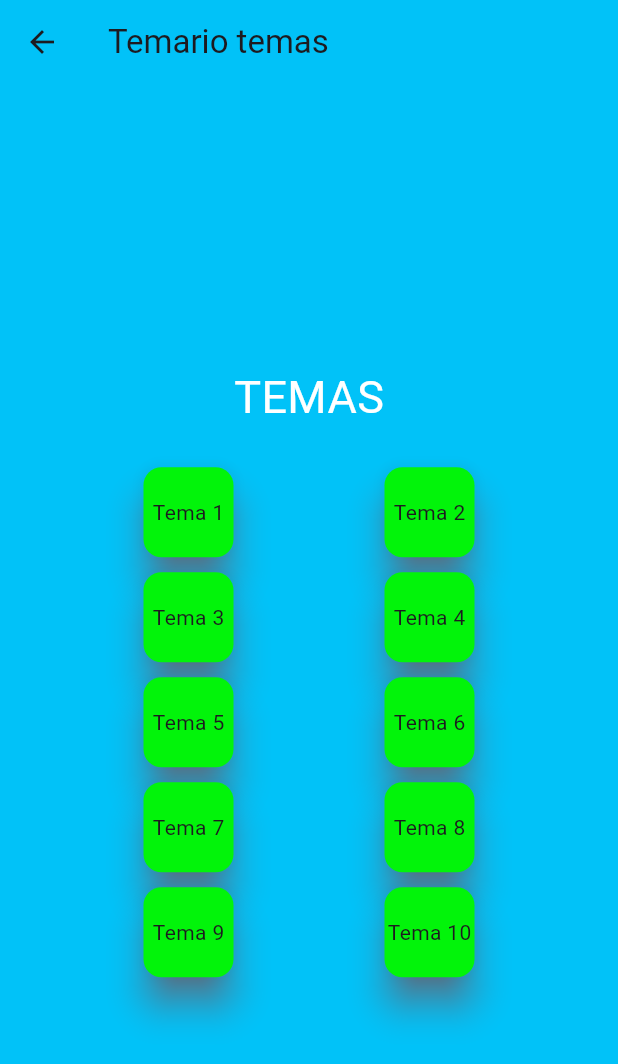
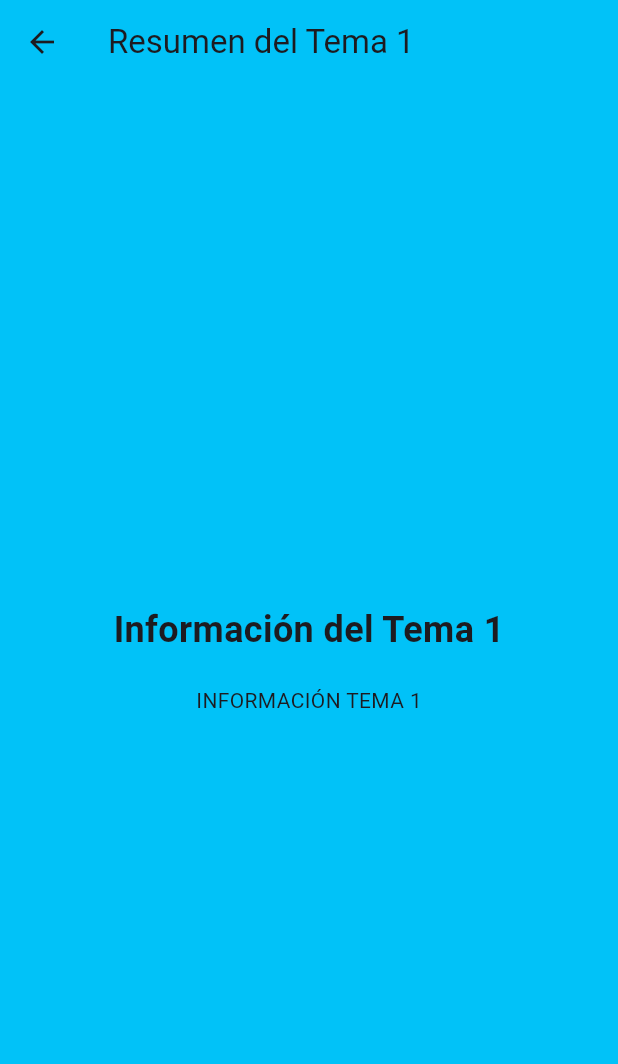
Before and after one commit to AChacon97/oposiciones, a Flutter app: the Temario_temas screen opened directly, after a tap on "Tema 1", on a phone screen of 412 x 824 dp. Shown: the top 1064 px of the screen. Run offline on Flutter 3.47's test engine with Material 3 defaults, Android fonts, the phone set to English and light mode, and no system bars; our stand-ins replace firebase_core; accounts and stored records are empty.

Commit message:
actualización de pantallas

```diff
--- a/appoposiciones/lib/respuestas_temario.dart
+++ b/appoposiciones/lib/respuestas_temario.dart
@@ -0,0 +1,37 @@
+import 'package:flutter/material.dart';
+
+class RespuestasTemario extends StatelessWidget {
+  final String nombre;
+
+  const RespuestasTemario({super.key, required this.nombre}); /* Como vemos aquí se le pasa el parametro nombre que ya sabe el tema
+                                                            que hemos seleccionado anteriormente*/
+
+  @override
+  Widget build(BuildContext context) {
+    return Scaffold(
+      appBar: AppBar(
+        title: Text('Resumen del $nombre'),
+        backgroundColor: const Color.fromARGB(255, 1, 194, 248),
+      ),
+      backgroundColor: const Color.fromARGB(255, 1, 194, 248),
+      body: Center(
+        child: SingleChildScrollView(
+          child: Column(
+            mainAxisAlignment: MainAxisAlignment.center,
+            children:<Widget>[
+              Text('Información del $nombre',
+              style: TextStyle(fontSize: 24, fontWeight: FontWeight.bold),
+              ),
+              SizedBox(height: 20.0),
+              if (nombre == 'Tema 1')...[
+                Text('INFORMACIÓN TEMA 1')
+              ]else if (nombre == 'Tema 2')...[
+                Text('INFORMACIÓN TEMA 2')
+              ]
+            ],
+          ),
+        ),
+      ),
+    );
+  }
+}
--- a/appoposiciones/lib/temario_temas.dart
+++ b/appoposiciones/lib/temario_temas.dart
@@ -1,3 +1,4 @@
+import 'package:appoposiciones/respuestas_temario.dart';
 import 'package:flutter/material.dart';
 
 class Temario_temas extends StatelessWidget {
@@ -27,48 +28,47 @@ class Temario_temas extends StatelessWidget {
             Row(
               mainAxisAlignment: MainAxisAlignment.spaceEvenly,
               children: [
-                _boton('Tema 1'),
-                _boton('Tema 2'),
+                _boton(context, 'Tema 1'),
+                _boton(context, 'Tema 2'),
               ],
             ),
             Row(
               mainAxisAlignment: MainAxisAlignment.spaceEvenly,
               children: [
-                _boton('Tema 3'),
-                _boton('Tema 4'),
+                _boton(context, 'Tema 3'),
+                _boton(context, 'Tema 4'),
               ],
             ),
             Row(
               mainAxisAlignment: MainAxisAlignment.spaceEvenly,
               children: [
-                _boton('Tema 5'),
-                _boton('Tema 6'),
+                _boton(context, 'Tema 5'),
+                _boton(context, 'Tema 6'),
               ],
             ),
             Row(
               mainAxisAlignment: MainAxisAlignment.spaceEvenly,
               children: [
-                _boton('Tema 7'),
-                _boton('Tema 8'),
+                _boton(context, 'Tema 7'),
+                _boton(context, 'Tema 8'),
               ],
             ),
             Row(
               mainAxisAlignment: MainAxisAlignment.spaceEvenly,
               children: [
-                _boton('Tema 9'),
-                _boton('Tema 10'),
+                _boton(context, 'Tema 9'),
+                _boton(context, 'Tema 10'),
               ],
-            ),
-          ],
+             ),
+            ],
+          ),
         ),
-        )
-
       ),
     );
   }
 }
 
-Widget _boton (String nombre){
+Widget _boton (BuildContext context, String nombre){
   return InkWell(
     child: Container(
       width: 70, height: 70,                                // Anchura y altura de la carta
@@ -87,7 +87,11 @@ Widget _boton (String nombre){
       ),
     ),
     onTap: () {
-
+      Navigator.push(
+        context,
+        MaterialPageRoute(builder: (context) => RespuestasTemario(nombre: nombre),
+        ),
+      );
     },
   );
 }
```
